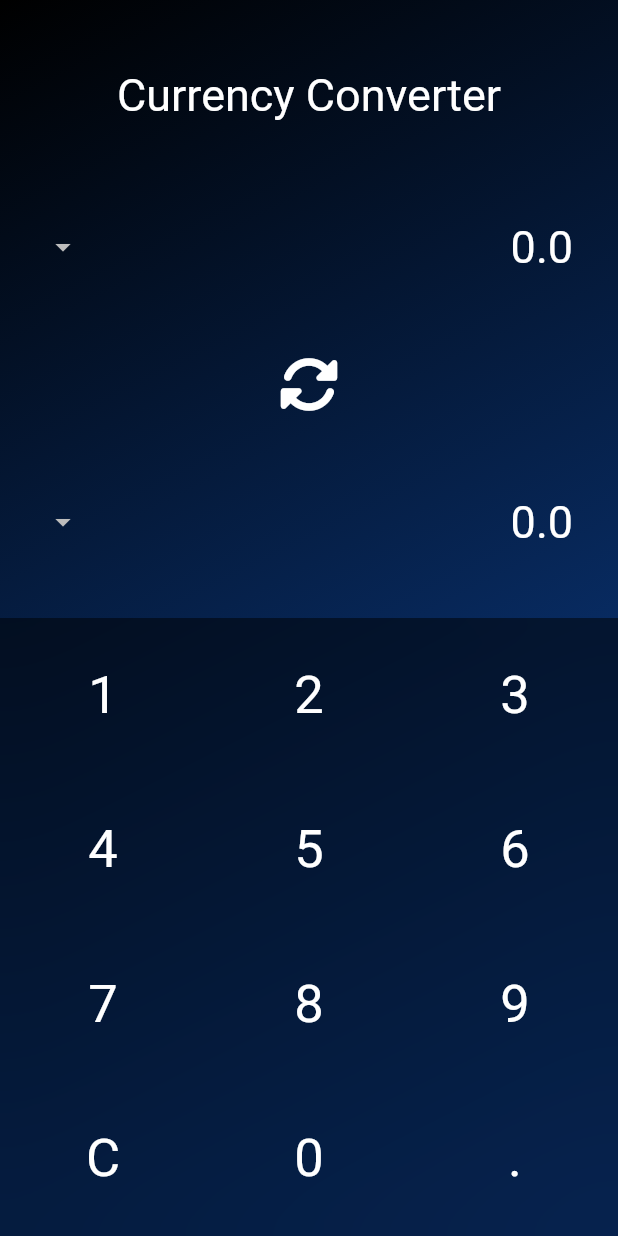
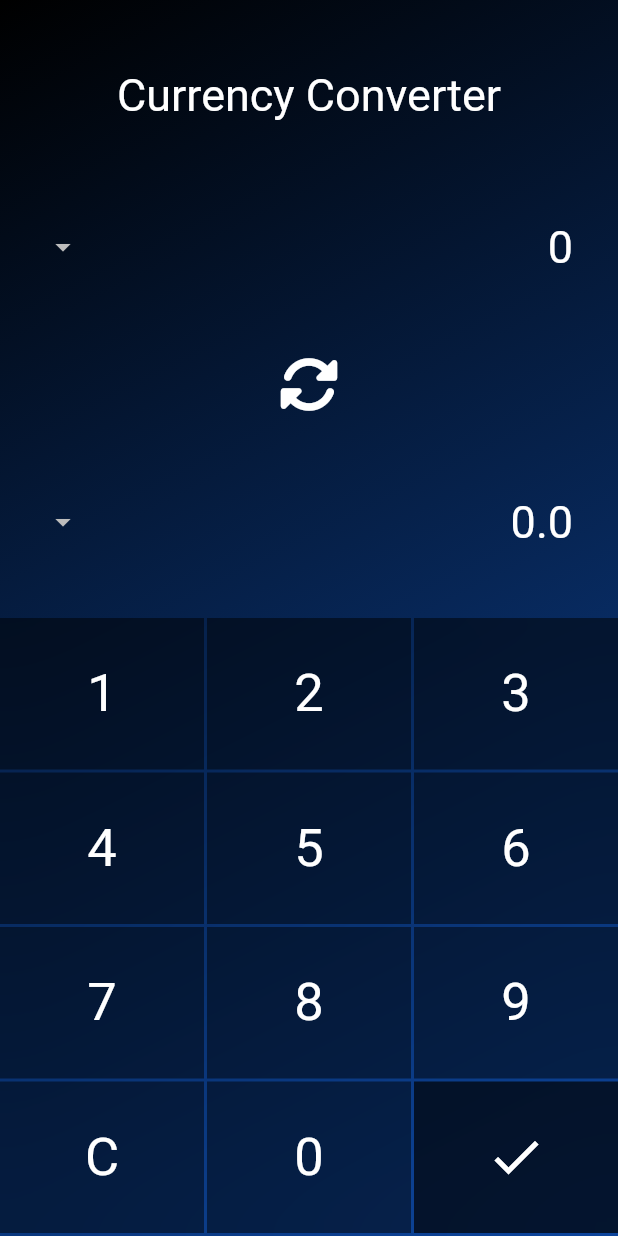
Before and after one commit to alpjamal/currency_converter, a Flutter app: the screen it shows after launch, on a phone screen of 412 x 824 dp. Run offline on Flutter 3.47's test engine with Material 2 defaults, Android fonts, the phone set to English and light mode, and no system bars; our stand-ins replace font_awesome_flutter; network calls fail.

Commit message:
improvement 1

```diff
--- a/lib/screens/converter_screen.dart
+++ b/lib/screens/converter_screen.dart
@@ -13,16 +13,16 @@ class ConverterScreen extends StatefulWidget {
 class _ConverterScreenState extends State<ConverterScreen> {
   String userInput = '0';
 
-  double totalAmount = 0.0;
+  int totalAmount = 0;
 
   enterAmount(String amount) {
     setState(() {
       if (amount == 'C') {
         userInput = '0';
-      } else {
+      } else if (amount != '.') {
         userInput += amount;
       }
-      totalAmount = double.parse(userInput);
+      totalAmount = int.parse(userInput);
     });
   }
 
--- a/lib/widgets/input_result.dart
+++ b/lib/widgets/input_result.dart
@@ -6,7 +6,7 @@ import 'package:http/http.dart' as http;
 import '../utilities/constants.dart';
 
 class Inputs extends StatefulWidget {
-  final double totalAmount;
+  final int totalAmount;
   const Inputs(this.totalAmount, {super.key});
 
   @override
@@ -77,22 +77,9 @@ class _InputsState extends State<Inputs> {
               padding: const EdgeInsets.only(bottom: 20),
               child: Text('Currency Converter', style: kCurrencyAmountStyle),
             ),
-            MyDropdownButton(baseCurrency, selectBaseCurrency,
-                child: Text(
-                  widget.totalAmount.toString(),
-                  style: kCurrencyAmountStyle,
-                )),
+            MyDropdownButton(baseCurrency, selectBaseCurrency, false, widget.totalAmount.toString()),
             IconButton(onPressed: () => convert(), icon: Icon(FontAwesomeIcons.rotate), iconSize: 40),
-            MyDropdownButton(
-              targetCurrency,
-              selectTargetCurrency,
-              child: isLoading
-                  ? CircularProgressIndicator(color: Colors.white)
-                  : Text(
-                      result.toStringAsFixed(1),
-                      style: kCurrencyAmountStyle,
-                    ),
-            ),
+            MyDropdownButton(targetCurrency, selectTargetCurrency, isLoading, result.toStringAsFixed(1)),
           ],
         ),
       ),
@@ -103,8 +90,9 @@ class _InputsState extends State<Inputs> {
 class MyDropdownButton extends StatelessWidget {
   final String selectedCurrency;
   final Function selectCurrency;
-  final Widget child;
-  const MyDropdownButton(this.selectedCurrency, this.selectCurrency, {required this.child, super.key});
+  final bool isLoading;
+  final String label;
+  const MyDropdownButton(this.selectedCurrency, this.selectCurrency, this.isLoading, this.label, {super.key});
 
   @override
   Widget build(BuildContext context) {
@@ -129,7 +117,8 @@ class MyDropdownButton extends StatelessWidget {
           },
         ),
         Spacer(),
-        child,
+        if (isLoading) CircularProgressIndicator(color: Colors.white),
+        if (!isLoading) Text(label, style: kCurrencyAmountStyle),
       ],
     );
   }
--- a/lib/widgets/numpad.dart
+++ b/lib/widgets/numpad.dart
@@ -17,23 +17,25 @@ class NumPad extends StatelessWidget {
           child: Container(
             padding: EdgeInsets.all(0),
             margin: EdgeInsets.all(0),
-            color: Colors.black.withOpacity(0.5),
             child: GridView.builder(
               gridDelegate: SliverGridDelegateWithFixedCrossAxisCount(
                 crossAxisCount: 3,
-                mainAxisExtent: MediaQuery.of(context).size.height / 8,
+                mainAxisSpacing: 2,
+                crossAxisSpacing: 2,
+                mainAxisExtent: MediaQuery.of(context).size.height / 8 - 2,
               ),
               itemCount: 12,
               padding: EdgeInsets.all(0),
               itemBuilder: (ctx, index) {
-                return GestureDetector(
-                  onTap: () {
-                    enterAmount(numpadItems[index]);
-                  },
-                  child: Center(
-                    child: Text(
-                      numpadItems[index],
-                      style: TextStyle(color: Colors.white, fontSize: 35),
+                return InkWell(
+                  splashColor: Colors.white,
+                  onTap: () => enterAmount(numpadItems[index]),
+                  child: Container(
+                    color: numpadItems[index] == '.' ? Colors.black.withOpacity(0.7) : Colors.black.withOpacity(0.5),
+                    child: Center(
+                      child: numpadItems[index] == '.'
+                          ? Icon(Icons.check, size: 40)
+                          : Text(numpadItems[index], style: kCurrencyAmountStyle.copyWith(fontSize: 35)),
                     ),
                   ),
                 );
```
